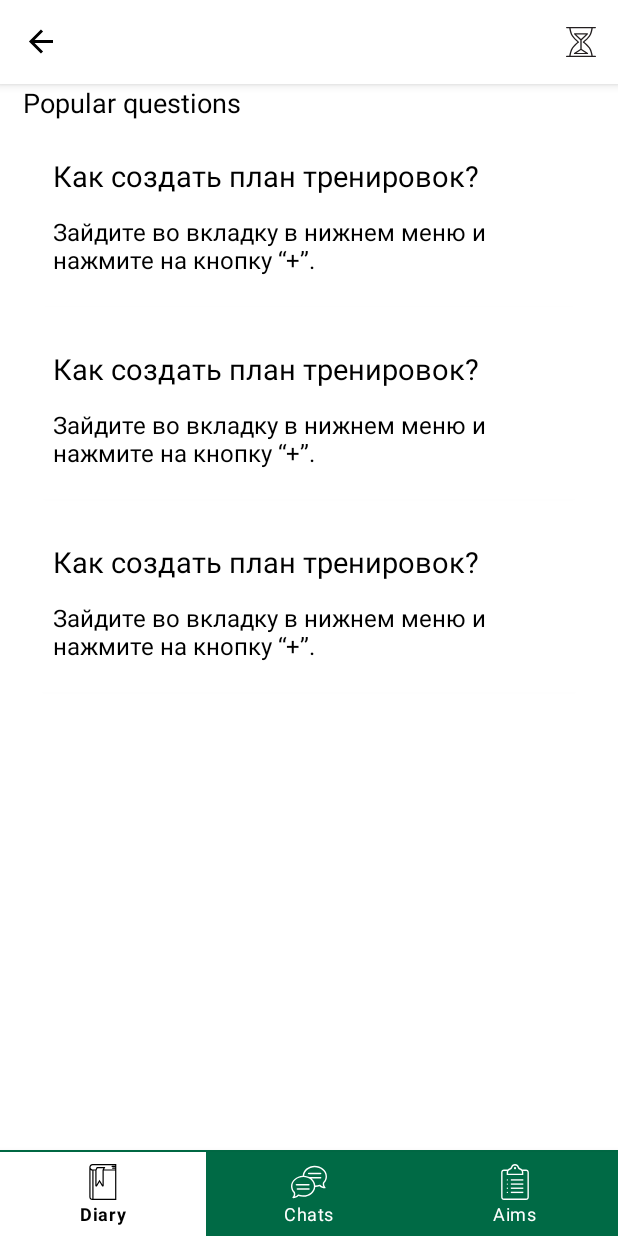
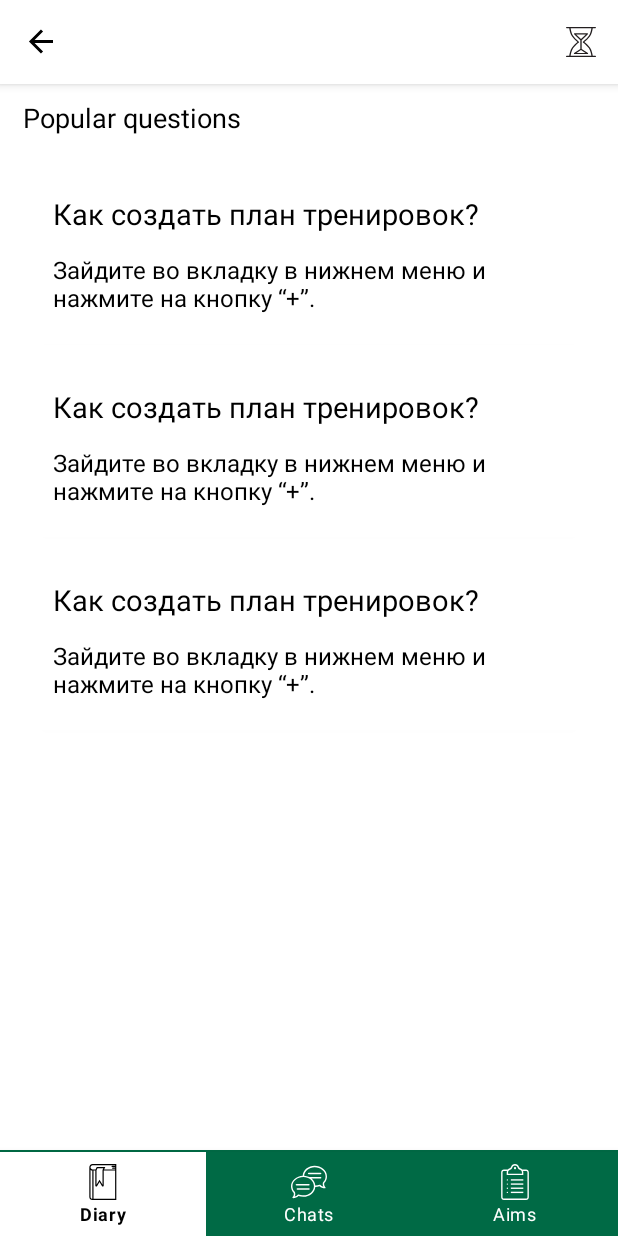
Before and after one commit to Osa-sergey/Fit, an Android app: the screen it shows after launch once a user with an empty profile is signed in (MainActivity), in the side drawer, after a tap on "Support", on a phone screen of 412 x 824 dp. Run offline under Robolectric (Android 15) with nearby library versions, the phone set to English and light mode, and no system bars; our stand-ins replace CircleImageView, Firebase (no records; nobody signed in at launch, a user with empty details on screens opened directly), navigation-ui.

```diff
--- a/app/build.gradle
+++ b/app/build.gradle
@@ -5,7 +5,7 @@ android {
     compileSdkVersion 28
     defaultConfig {
         applicationId "com.serg.fit"
-        minSdkVersion 21
+        minSdkVersion 19
         targetSdkVersion 27
         versionCode 1
         versionName "1.0"
--- a/app/src/main/res/layout/fragment_chats.xml
+++ b/app/src/main/res/layout/fragment_chats.xml
@@ -10,8 +10,6 @@
         android:id="@+id/chats_recyclerView"
         android:layout_width="match_parent"
         android:layout_height="match_parent"
-        android:layout_marginStart="30dp"
-        android:layout_marginEnd="30dp"
         android:scrollbars="vertical"
         app:layout_constraintEnd_toEndOf="parent"
         app:layout_constraintStart_toStartOf="parent"
--- a/app/src/main/res/layout/fragment_exercises.xml
+++ b/app/src/main/res/layout/fragment_exercises.xml
@@ -17,6 +17,9 @@
         app:layout_constraintStart_toStartOf="parent"
         app:layout_constraintTop_toTopOf="parent"
         app:layout_constraintVertical_bias="1.0"
+        android:paddingTop="15dp"
+        android:paddingBottom="15dp"
+        android:clipToPadding="false"
         tools:listitem="@layout/view_exercise_simple_item" />
 
 </androidx.constraintlayout.widget.ConstraintLayout>
--- a/app/src/main/res/layout/fragment_help.xml
+++ b/app/src/main/res/layout/fragment_help.xml
@@ -11,6 +11,7 @@
         android:layout_width="match_parent"
         android:layout_height="wrap_content"
         android:layout_marginStart="15dp"
+        android:layout_marginTop="10dp"
         android:fontFamily="sans-serif"
         android:text="@string/helpText"
         android:textColor="@color/textBlack"
@@ -24,6 +25,9 @@
         android:layout_height="wrap_content"
         android:layout_marginTop="5dp"
         android:scrollbars="vertical"
+        android:paddingTop="15dp"
+        android:paddingBottom="15dp"
+        android:clipToPadding="false"
         app:layout_constraintEnd_toEndOf="parent"
         app:layout_constraintStart_toStartOf="parent"
         app:layout_constraintTop_toBottomOf="@id/textView"
--- a/app/src/main/res/layout/fragment_news.xml
+++ b/app/src/main/res/layout/fragment_news.xml
@@ -13,6 +13,9 @@
         android:layout_marginStart="15dp"
         android:layout_marginEnd="15dp"
         android:scrollbars="vertical"
+        android:paddingTop="15dp"
+        android:paddingBottom="15dp"
+        android:clipToPadding="false"
         app:layout_constraintEnd_toEndOf="parent"
         app:layout_constraintStart_toStartOf="parent"
         app:layout_constraintTop_toTopOf="parent"
--- a/app/src/main/res/layout/fragment_targets.xml
+++ b/app/src/main/res/layout/fragment_targets.xml
@@ -16,6 +16,9 @@
         app:layout_constraintEnd_toEndOf="parent"
         app:layout_constraintStart_toStartOf="parent"
         app:layout_constraintTop_toTopOf="parent"
+        android:paddingTop="15dp"
+        android:paddingBottom="60dp"
+        android:clipToPadding="false"
         tools:listitem="@layout/view_target_simple_item" />
 
     <com.google.android.material.floatingactionbutton.FloatingActionButton
--- a/app/src/main/res/layout/fragment_trainers.xml
+++ b/app/src/main/res/layout/fragment_trainers.xml
@@ -14,6 +14,9 @@
         app:layout_constraintEnd_toEndOf="parent"
         app:layout_constraintStart_toStartOf="parent"
         app:layout_constraintTop_toTopOf="parent"
+        android:paddingTop="15dp"
+        android:paddingBottom="15dp"
+        android:clipToPadding="false"
         tools:listitem="@layout/view_trainer_simple_item" />
 
 </androidx.constraintlayout.widget.ConstraintLayout>
```
